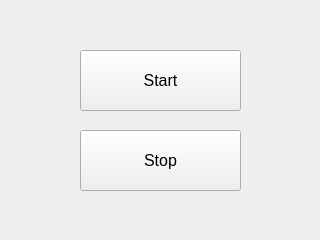
Above: Server.ui from minhkhoi1026/remote-monitor before the change. Below: the same form after it.
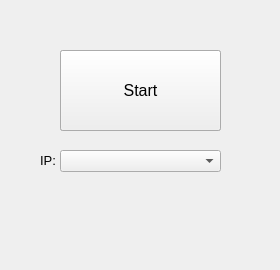
That is the form after the change.

Commit message: add title and icon, server add choose IP, client add change button text

```diff
--- a/Server.ui
+++ b/Server.ui
@@ -6,8 +6,8 @@
    <rect>
     <x>0</x>
     <y>0</y>
-    <width>320</width>
-    <height>240</height>
+    <width>280</width>
+    <height>270</height>
    </rect>
   </property>
   <property name="windowTitle">
@@ -17,10 +17,10 @@
    <widget class="QPushButton" name="button_start">
     <property name="geometry">
      <rect>
-      <x>80</x>
+      <x>60</x>
       <y>50</y>
       <width>161</width>
-      <height>61</height>
+      <height>81</height>
      </rect>
     </property>
     <property name="font">
@@ -35,10 +35,10 @@
    <widget class="QPushButton" name="button_stop">
     <property name="geometry">
      <rect>
-      <x>80</x>
-      <y>130</y>
+      <x>60</x>
+      <y>50</y>
       <width>161</width>
-      <height>61</height>
+      <height>81</height>
      </rect>
     </property>
     <property name="font">
@@ -50,6 +50,43 @@
      <string>Stop</string>
     </property>
    </widget>
+   <widget class="QComboBox" name="comboBox_IP">
+    <property name="geometry">
+     <rect>
+      <x>60</x>
+      <y>150</y>
+      <width>161</width>
+      <height>22</height>
+     </rect>
+    </property>
+    <property name="font">
+     <font>
+      <pointsize>10</pointsize>
+     </font>
+    </property>
+   </widget>
+   <widget class="QLabel" name="label">
+    <property name="geometry">
+     <rect>
+      <x>40</x>
+      <y>150</y>
+      <width>21</width>
+      <height>21</height>
+     </rect>
+    </property>
+    <property name="font">
+     <font>
+      <pointsize>10</pointsize>
+     </font>
+    </property>
+    <property name="text">
+     <string>IP:</string>
+    </property>
+   </widget>
+   <zorder>button_stop</zorder>
+   <zorder>button_start</zorder>
+   <zorder>comboBox_IP</zorder>
+   <zorder>label</zorder>
   </widget>
  </widget>
  <resources/>
```
The commit also changes 8 other files.
